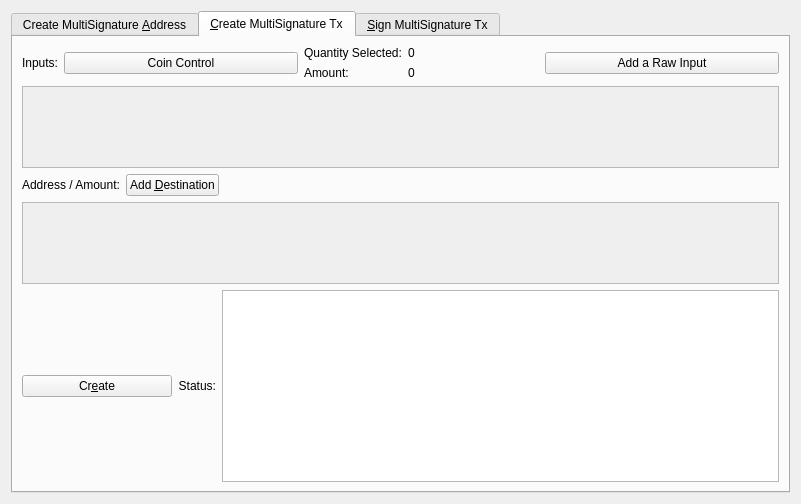
First picture: the form in src/qt/forms/multisigdialog.ui, repository weoka/MonkeyV2, before the edit.
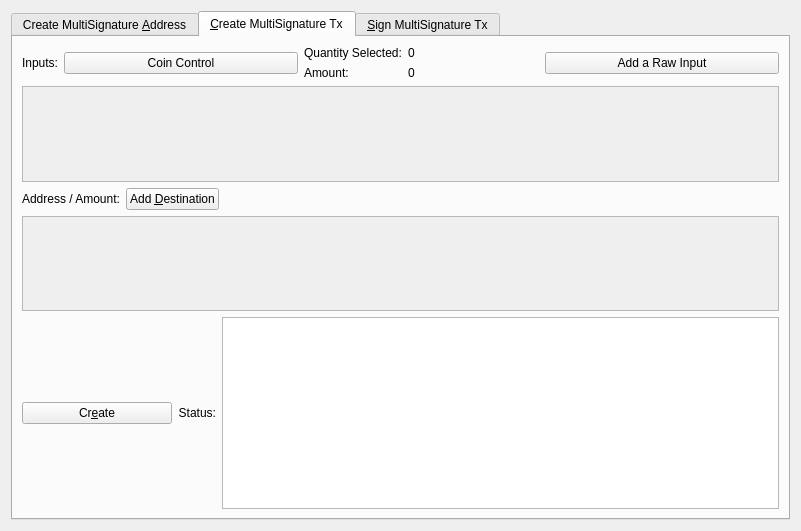
Second picture: the form after the edit. The open tabs and pages were chosen to show the change. Icons and pictures are not drawn.

```diff
--- a/src/qt/forms/multisigdialog.ui
+++ b/src/qt/forms/multisigdialog.ui
@@ -7,7 +7,7 @@
     <x>0</x>
     <y>0</y>
     <width>801</width>
-    <height>504</height>
+    <height>531</height>
    </rect>
   </property>
   <property name="sizePolicy">
@@ -400,8 +400,8 @@
                <rect>
                 <x>0</x>
                 <y>0</y>
-                <width>98</width>
-                <height>28</height>
+                <width>755</width>
+                <height>81</height>
                </rect>
               </property>
               <layout class="QVBoxLayout" name="verticalLayout_7">
@@ -445,12 +445,19 @@
                <property name="toolTip">
                 <string>Add destinations to send MONK to</string>
                </property>
+               <property name="styleSheet">
+                <string notr="true">QPushButton{qproperty-icon: url(&quot; &quot;);image: url(:/icons/add);}
+QPushButton:hover{image: url(:/icons/add_hover);}
+QPushButton:pressed{image: url(:/icons/add);}</string>
+               </property>
                <property name="text">
                 <string>Add &amp;Destination</string>
                </property>
-               <property name="icon">
-                <iconset resource="../monkey.qrc">
-                 <normaloff>:/icons/add</normaloff>:/icons/add</iconset>
+               <property name="iconSize">
+                <size>
+                 <width>32</width>
+                 <height>16</height>
+                </size>
                </property>
               </widget>
              </item>
@@ -485,8 +492,8 @@
                <rect>
                 <x>0</x>
                 <y>0</y>
-                <width>98</width>
-                <height>28</height>
+                <width>755</width>
+                <height>80</height>
                </rect>
               </property>
               <layout class="QVBoxLayout" name="verticalLayout_11">
@@ -529,12 +536,19 @@
                <property name="toolTip">
                 <string>Create a transaction object using the given inputs to the given outputs</string>
                </property>
+               <property name="styleSheet">
+                <string notr="true">QPushButton{qproperty-icon: url(&quot; &quot;);image: url(:/icons/confirm);}
+QPushButton:hover{image: url(:/icons/confirm_hover);}
+QPushButton:pressed{image: url(:/icons/confirm);}</string>
+               </property>
                <property name="text">
                 <string>Cr&amp;eate</string>
                </property>
-               <property name="icon">
-                <iconset resource="../monkey.qrc">
-                 <normaloff>:/icons/export</normaloff>:/icons/export</iconset>
+               <property name="iconSize">
+                <size>
+                 <width>32</width>
+                 <height>16</height>
+                </size>
                </property>
                <property name="autoDefault">
                 <bool>false</bool>
@@ -581,8 +595,8 @@
                 <string>&lt;!DOCTYPE HTML PUBLIC &quot;-//W3C//DTD HTML 4.0//EN&quot; &quot;http://www.w3.org/TR/REC-html40/strict.dtd&quot;&gt;
 &lt;html&gt;&lt;head&gt;&lt;meta name=&quot;qrichtext&quot; content=&quot;1&quot; /&gt;&lt;style type=&quot;text/css&quot;&gt;
 p, li { white-space: pre-wrap; }
-&lt;/style&gt;&lt;/head&gt;&lt;body style=&quot; font-family:'Noto Sans'; font-size:9pt; font-weight:400; font-style:normal;&quot;&gt;
-&lt;p style=&quot;-qt-paragraph-type:empty; margin-top:0px; margin-bottom:0px; margin-left:0px; margin-right:0px; -qt-block-indent:0; text-indent:0px;&quot;&gt;&lt;br /&gt;&lt;/p&gt;&lt;/body&gt;&lt;/html&gt;</string>
+&lt;/style&gt;&lt;/head&gt;&lt;body style=&quot; font-family:'SFNS Display'; font-size:11pt; font-weight:400; font-style:normal;&quot;&gt;
+&lt;p style=&quot;-qt-paragraph-type:empty; margin-top:0px; margin-bottom:0px; margin-left:0px; margin-right:0px; -qt-block-indent:0; text-indent:0px; font-family:'Noto Sans'; font-size:9pt;&quot;&gt;&lt;br /&gt;&lt;/p&gt;&lt;/body&gt;&lt;/html&gt;</string>
                </property>
               </widget>
              </item>
```
Left out of the diff: 82 changed lines with no effect on the pictures.
